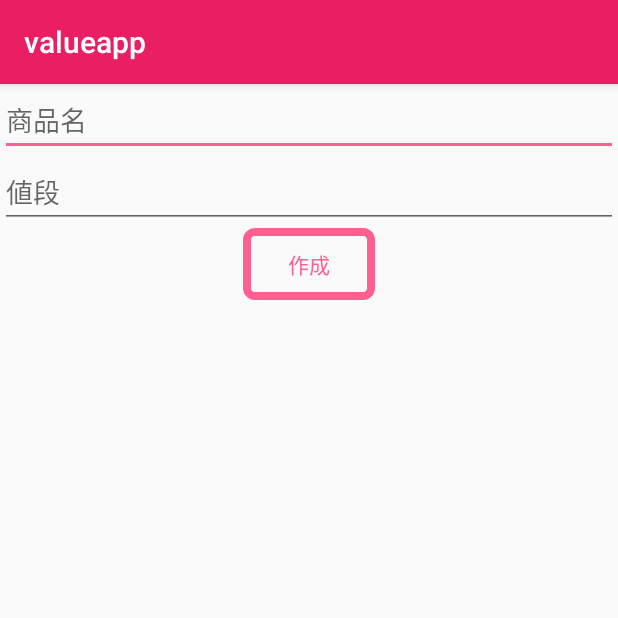
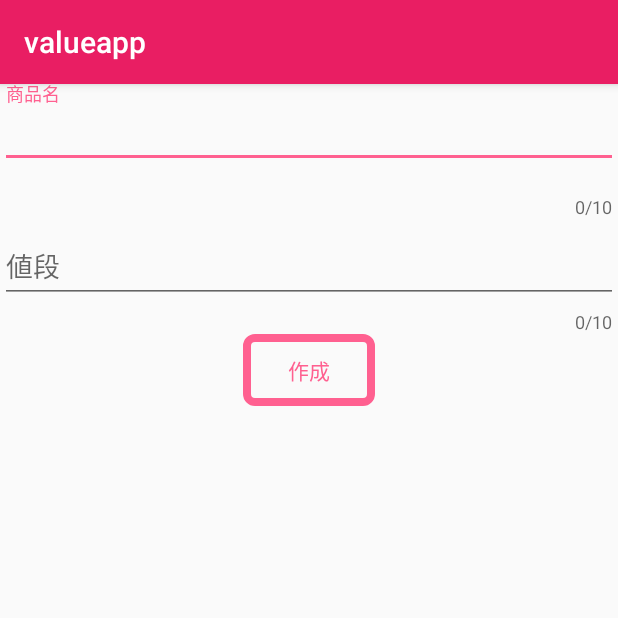
Before and after one commit to rayas316/value, an Android app: the Create screen opened directly, with no data from a screen before it, on a phone screen of 412 x 824 dp, the top half of it. Run offline under Robolectric (Android 15) with nearby library versions, the phone set to English and light mode, and no system bars; libraries missing offline, so code that uses them is left out: io.realm; 1 statement that could not run was skipped.

Commit message:
createも修正

```diff
--- a/app/src/main/java/com/example/raysakakibara/memocamp/Create.java
+++ b/app/src/main/java/com/example/raysakakibara/memocamp/Create.java
@@ -1,6 +1,7 @@
 package com.example.raysakakibara.memocamp;
 
 import android.os.Bundle;
+import android.support.design.widget.TextInputEditText;
 import android.support.v7.app.AppCompatActivity;
 import android.text.TextUtils;
 import android.view.View;
@@ -15,16 +16,16 @@ import io.realm.Realm;
 
 public class Create extends AppCompatActivity {
     public Realm realm;
-    EditText titleEditText;
-    EditText contentEditText;
+    TextInputEditText titleEditText;
+    TextInputEditText contentEditText;
 
 
     protected void onCreate(Bundle savedInstanceState) {
         super.onCreate(savedInstanceState);
         setContentView(R.layout.activity_create);
         realm = Realm.getDefaultInstance();
-        titleEditText = findViewById(R.id.titleText);
-        contentEditText = findViewById(R.id.contentText);
+        titleEditText = findViewById(R.id.titleEditText);
+        contentEditText = findViewById(R.id.contentEditText);
     }
 
 
--- a/app/src/main/java/com/example/raysakakibara/memocamp/DetailActivity.java
+++ b/app/src/main/java/com/example/raysakakibara/memocamp/DetailActivity.java
@@ -18,8 +18,8 @@ public class DetailActivity extends AppCompatActivity {
         setContentView(R.layout.activity_detail_activity);
         realm = Realm.getDefaultInstance();
 
-        titleText = (TextInputEditText) findViewById(R.id.titleEditText);
-        contentText = (TextInputEditText) findViewById(R.id.contentEditText);
+        titleText = (TextInputEditText) findViewById(R.id.titleEditText2);
+        contentText = (TextInputEditText) findViewById(R.id.contentEditText2);
         showData();
     }
     @Override
--- a/app/src/main/res/layout/activity_create.xml
+++ b/app/src/main/res/layout/activity_create.xml
@@ -1,5 +1,5 @@
 <?xml version="1.0" encoding="utf-8"?>
-<RelativeLayout xmlns:android="http://schemas.android.com/apk/res/android"
+<android.support.constraint.ConstraintLayout xmlns:android="http://schemas.android.com/apk/res/android"
     xmlns:app="http://schemas.android.com/apk/res-auto"
     android:layout_width="match_parent"
     android:layout_height="match_parent">
@@ -18,21 +18,58 @@
         app:layout_constraintTop_toTopOf="parent"
         app:layout_constraintVertical_bias="1.0">
 
-        <EditText
-            android:id="@+id/titleText"
+        <android.support.design.widget.TextInputLayout
+            android:id="@+id/titleEditTextTextInputLayout"
             android:layout_width="match_parent"
             android:layout_height="wrap_content"
-            android:ems="10"
-            android:hint="商品名"
-            android:inputType="textPersonName" />
+            app:counterEnabled="true"
+            app:counterMaxLength="10"
+            app:errorEnabled="true"
+            app:hintAnimationEnabled="true"
+            app:hintEnabled="true"
+            app:layout_constraintLeft_toLeftOf="parent"
+            app:layout_constraintRight_toRightOf="parent"
+            app:layout_constraintTop_toTopOf="parent">
 
-        <EditText
-            android:id="@+id/contentText"
+            <android.support.design.widget.TextInputEditText
+                android:id="@+id/titleEditText"
+                android:layout_width="match_parent"
+                android:layout_height="wrap_content"
+                android:layout_marginBottom="13dp"
+                android:layout_marginTop="16dp"
+                android:ems="10"
+                android:hint="商品名"
+                android:inputType="textPersonName"
+                app:layout_constraintBottom_toTopOf="@+id/contentEditText"
+                app:layout_constraintEnd_toEndOf="parent"
+                app:layout_constraintStart_toStartOf="parent" />
+        </android.support.design.widget.TextInputLayout>
+
+        <android.support.design.widget.TextInputLayout
+            android:id="@+id/contentEditTextTextInputLayout"
             android:layout_width="match_parent"
             android:layout_height="wrap_content"
-            android:ems="10"
-            android:hint="値段"
-            android:inputType="number" />
+            app:counterEnabled="true"
+            app:counterMaxLength="10"
+            app:errorEnabled="true"
+            app:hintAnimationEnabled="true"
+            app:hintEnabled="true"
+            app:layout_constraintLeft_toLeftOf="parent"
+            app:layout_constraintRight_toRightOf="parent"
+            app:layout_constraintTop_toTopOf="parent">
+
+            <android.support.design.widget.TextInputEditText
+                android:id="@+id/contentEditText"
+                android:layout_width="match_parent"
+                android:layout_height="wrap_content"
+                android:ems="10"
+                android:hint="値段"
+                android:inputType="number"
+                app:layout_constraintBottom_toTopOf="@+id/button2"
+                app:layout_constraintStart_toStartOf="@+id/titleEditText"
+                app:layout_constraintTop_toBottomOf="@+id/titleEditText" />
+
+        </android.support.design.widget.TextInputLayout>
 
         <Button
             android:id="@+id/create"
@@ -42,6 +79,11 @@
             android:background="@drawable/button"
             android:onClick="create"
             android:text="作成"
-            android:textColor="#ff6090" />
+            android:textColor="#ff6090"
+            app:layout_constraintBottom_toBottomOf="parent"
+            app:layout_constraintEnd_toEndOf="parent"
+            app:layout_constraintStart_toStartOf="parent"
+            app:layout_constraintTop_toBottomOf="@+id/contentEditText" />
+
     </LinearLayout>
-</RelativeLayout>
+</android.support.constraint.ConstraintLayout>
--- a/app/src/main/res/layout/activity_detail_activity.xml
+++ b/app/src/main/res/layout/activity_detail_activity.xml
@@ -15,7 +15,7 @@
         android:orientation="vertical">
 
         <android.support.design.widget.TextInputLayout
-            android:id="@+id/contentEditTextTextInputLayout"
+            android:id="@+id/titleEditTextTextInputLayout2"
             android:layout_width="match_parent"
             android:layout_height="wrap_content"
             app:counterEnabled="true"
@@ -28,7 +28,7 @@
             app:layout_constraintTop_toTopOf="parent">
 
             <android.support.design.widget.TextInputEditText
-                android:id="@+id/titleEditText"
+                android:id="@+id/titleEditText2"
                 android:layout_width="match_parent"
                 android:layout_height="wrap_content"
                 android:layout_marginBottom="13dp"
@@ -42,7 +42,7 @@
         </android.support.design.widget.TextInputLayout>
 
         <android.support.design.widget.TextInputLayout
-            android:id="@+id/titleEditTextTextInputLayout"
+            android:id="@+id/contentEditTextTextInputLayout2"
             android:layout_width="match_parent"
             android:layout_height="wrap_content"
             app:counterEnabled="true"
@@ -55,7 +55,7 @@
             app:layout_constraintTop_toTopOf="parent">
 
             <android.support.design.widget.TextInputEditText
-                android:id="@+id/contentEditText"
+                android:id="@+id/contentEditText2"
                 android:layout_width="match_parent"
                 android:layout_height="wrap_content"
                 android:ems="10"
```
